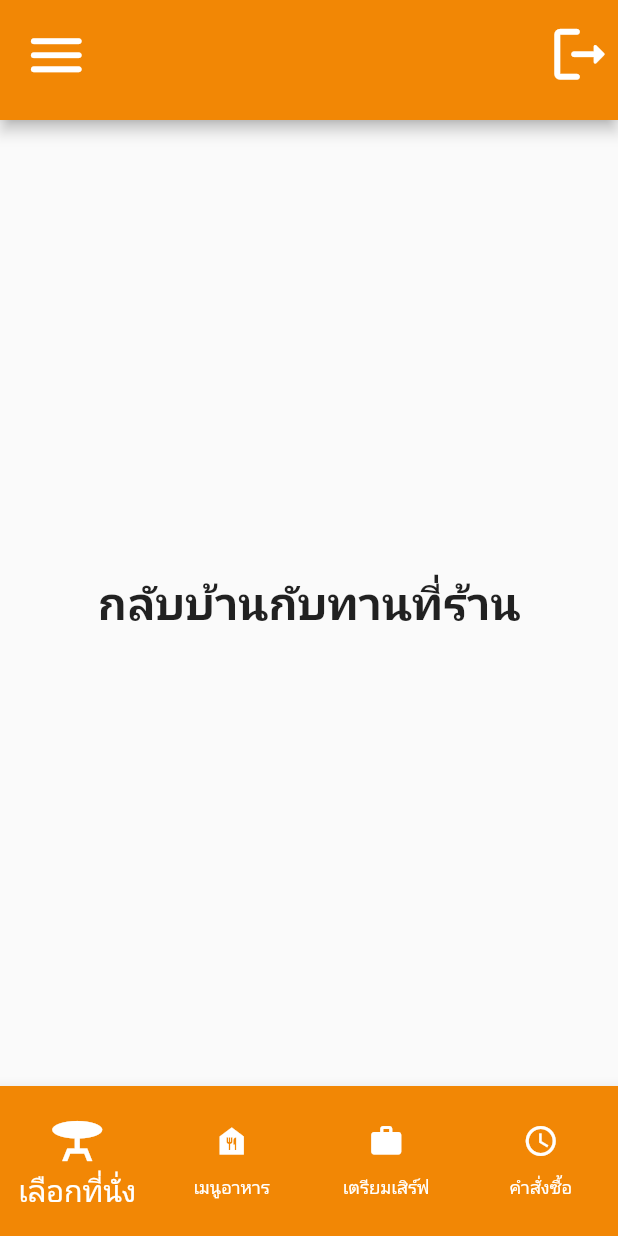
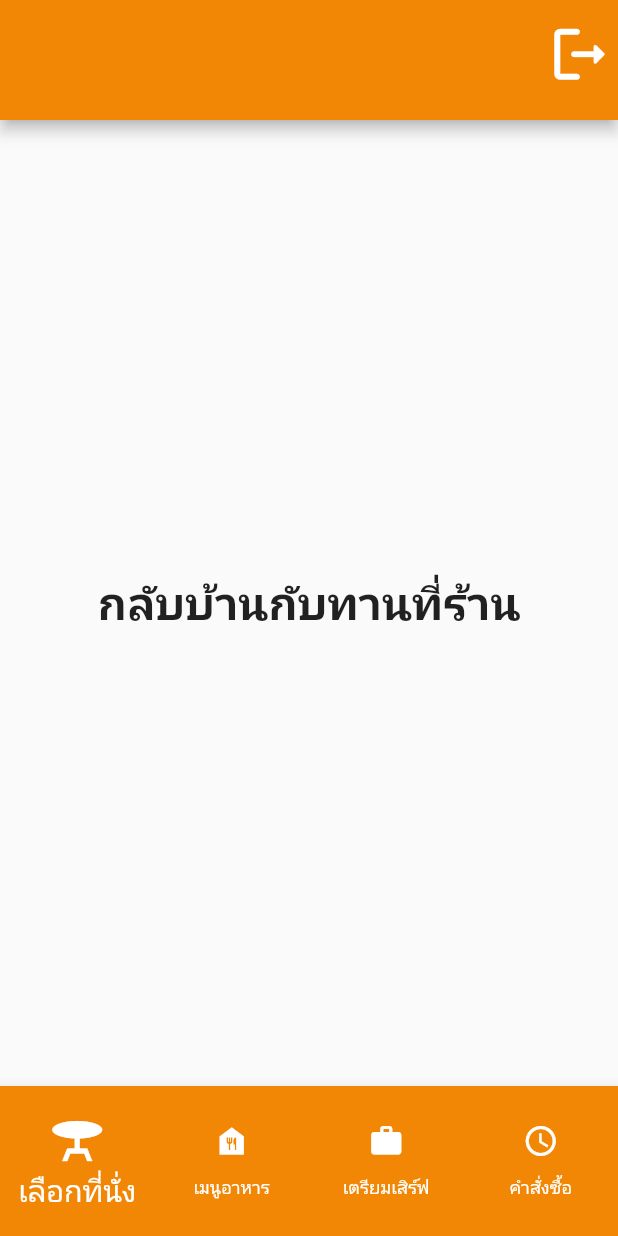
Before and after one commit to phet14251426/flutter-project, a Flutter app: the screen it shows after launch, after a tap on the "logout" icon, on a phone screen of 412 x 824 dp. Run offline on Flutter 3.47's test engine with Material 2 defaults, Android fonts, the phone set to English and light mode, and no system bars; our stand-ins replace google_fonts.

Commit message:
NavbarEmployee
 Navbar ฝั่งพนักงาน

```diff
--- a/lib/main.dart
+++ b/lib/main.dart
@@ -1,12 +1,13 @@
 import 'package:flutter/material.dart';
-import 'package:francies_mobie_1/views/home_manager_select_ui.dart';
+import 'package:francies_mobie_1/views/navbar_manager_ui.dart';
+import 'package:francies_mobie_1/views/navbar_ui.dart';
 import 'package:francies_mobie_1/views/splash_screen_ui.dart';
 
 void main() {
   runApp(
     MaterialApp(
       debugShowCheckedModeBanner: false,
-      home: HomeSelectUI(),
+      home: NavbarEmployeeUI(),
     ),
   );
 }
--- /dev/null
+++ b/lib/views/navbar_ui.dart
@@ -0,0 +1,90 @@
+import 'package:flutter/material.dart';
+import 'package:francies_mobie_1/views/confirm.dart';
+import 'package:francies_mobie_1/views/menu_ui.dart';
+import 'package:francies_mobie_1/views/order_ui.dart';
+import 'package:francies_mobie_1/views/select_table_ui.dart';
+
+class NavbarEmployeeUI extends StatefulWidget {
+  const NavbarEmployeeUI({super.key});
+
+  @override
+  State<NavbarEmployeeUI> createState() => _NavbarEmployeeUIState();
+}
+
+class _NavbarEmployeeUIState extends State<NavbarEmployeeUI> {
+  int _selectedIndex = 0;
+  final screeens = [
+    SelectTableUI(),
+    MenuUI(),
+    ConfirmUI(),
+    OrderUI(),
+  ];
+
+  void _onItemTapped(int index) {
+    setState(() {
+      _selectedIndex = index;
+    });
+  }
+
+  @override
+  Widget build(BuildContext context) {
+    return Scaffold(
+      appBar: PreferredSize(
+        preferredSize: Size.fromHeight(80),
+        child: AppBar(
+          backgroundColor: Color(0xFFF28705),
+          actions: [
+            Row(
+              children: [
+                IconButton(
+                  padding: EdgeInsets.fromLTRB(0.0, 10.0, 15, 15),
+                  onPressed: () {},
+                  icon: Icon(
+                    Icons.logout_rounded,
+                    size: 45,
+                  ),
+                ),
+              ],
+            ),
+          ],
+        ),
+      ),
+      body: screeens[_selectedIndex],
+      bottomNavigationBar: SizedBox(
+        height: 100,
+        child: BottomNavigationBar(
+          type: BottomNavigationBarType.fixed,
+          showSelectedLabels: true,
+          showUnselectedLabels: true,
+          selectedItemColor: Colors.white,
+          unselectedItemColor: Colors.white,
+          selectedIconTheme: IconThemeData(color: Colors.white, size: 40),
+          selectedFontSize: 20,
+          backgroundColor: Color(0xFFF28705),
+          items: const <BottomNavigationBarItem>[
+            BottomNavigationBarItem(
+              icon: Icon(Icons.table_bar_sharp),
+              label: 'เลือกที่นั่ง',
+            ),
+            BottomNavigationBarItem(
+              icon: Icon(Icons.food_bank),
+              label: 'เมนูอาหาร',
+            ),
+            BottomNavigationBarItem(
+              icon: Icon(
+                Icons.work,
+              ),
+              label: 'เตรียมเสิร์ฟ',
+            ),
+            BottomNavigationBarItem(
+              icon: Icon(Icons.access_time),
+              label: 'คำสั่งซื้อ',
+            ),
+          ],
+          currentIndex: _selectedIndex,
+          onTap: _onItemTapped,
+        ),
+      ),
+    );
+  }
+}
--- a/lib/views/order_ui.dart
+++ b/lib/views/order_ui.dart
@@ -1,4 +1,5 @@
 import 'package:flutter/material.dart';
+import 'package:google_fonts/google_fonts.dart';
 
 class OrderUI extends StatefulWidget {
   const OrderUI({super.key});
```
Also changed, not shown: lib/views/navbar_manager_ui.dart (renamed from lib/views/home_manager_select_ui.dart).
